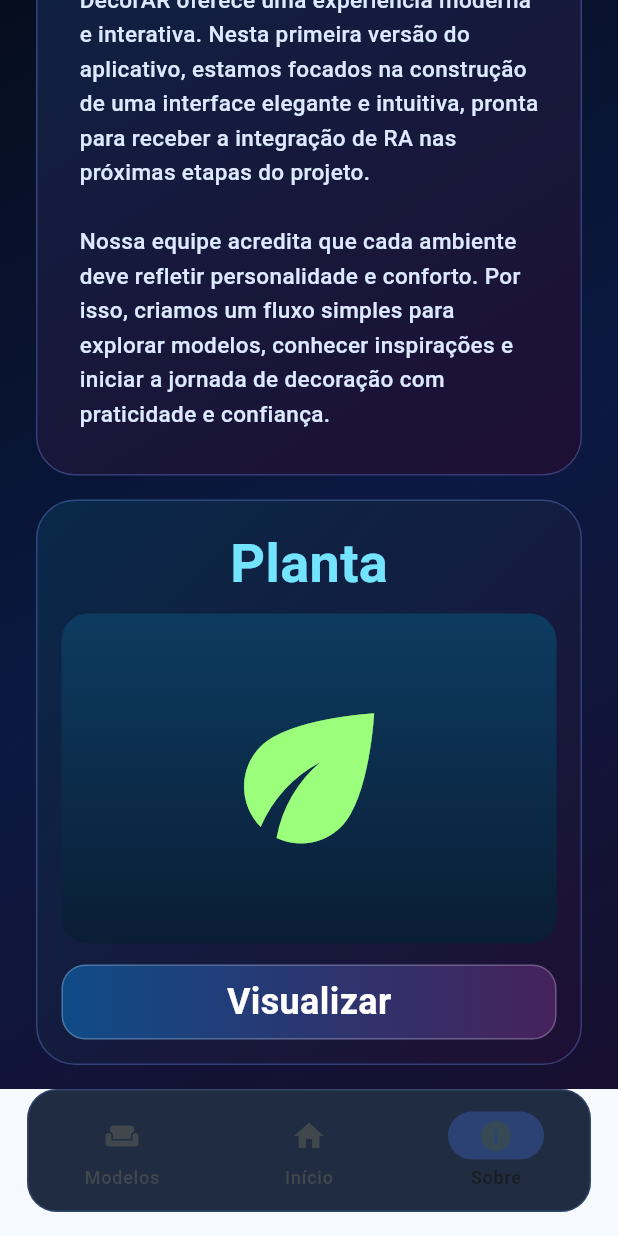
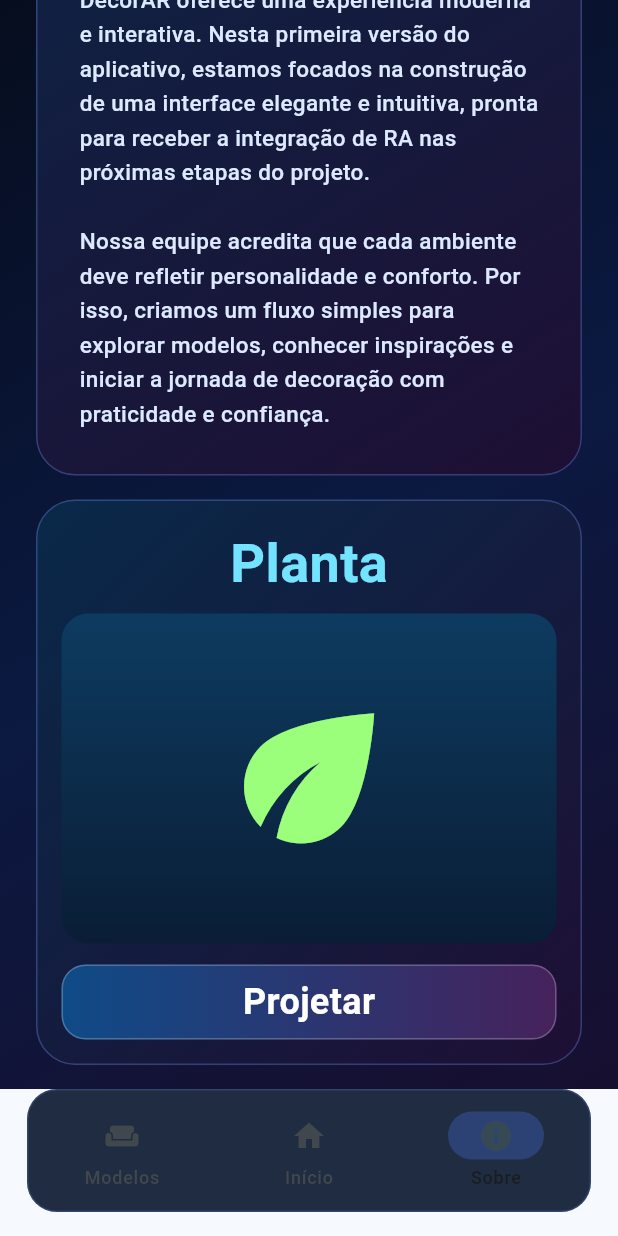
Before and after one commit to LucasCavalier/DecorAR, a Flutter app: the screen it shows after launch, item 3 of the bottom bar chosen, scrolled down 347 dp, on a phone screen of 412 x 824 dp. Run offline on Flutter 3.47's test engine with Material 3 defaults, Android fonts, the phone set to English and light mode, and no system bars; Roboto replaces fonts that are missing (SF Pro Display).

Commit message:
Botão projetar atualizado

```diff
--- a/lib/main.dart
+++ b/lib/main.dart
@@ -298,7 +298,7 @@ class AboutScreen extends StatelessWidget {
                 ),
               ),
               const SizedBox(height: 14),
-              _actionButton('Visualizar'),
+              _actionButton('Projetar'),
             ],
           ),
         ),
```
